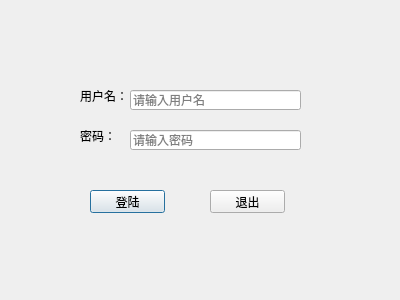
Above: windows/logindialog.ui from gaoteng17/Face_Recognition before the change. Below: the same form after it.
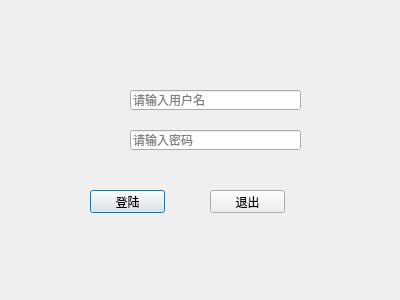
That is the form after the change. Icons and pictures are not drawn.

What changed in the file:
```diff
--- a/windows/logindialog.ui
+++ b/windows/logindialog.ui
@@ -13,6 +13,9 @@
   <property name="windowTitle">
    <string>Dialog</string>
   </property>
+  <property name="styleSheet">
+   <string notr="true">border-image: url(:/myimage/myimage/bbb.jpg)</string>
+  </property>
   <widget class="QPushButton" name="loginBtn">
    <property name="geometry">
     <rect>
@@ -44,12 +47,15 @@
     <rect>
      <x>80</x>
      <y>90</y>
-     <width>54</width>
-     <height>12</height>
+     <width>51</width>
+     <height>31</height>
     </rect>
    </property>
+   <property name="styleSheet">
+    <string notr="true">border-image: url(:/myimage/myimage/User.png)</string>
+   </property>
    <property name="text">
-    <string>用户名：</string>
+    <string/>
    </property>
   </widget>
   <widget class="QLabel" name="label_2">
@@ -57,12 +63,15 @@
     <rect>
      <x>80</x>
      <y>130</y>
-     <width>54</width>
-     <height>12</height>
+     <width>51</width>
+     <height>31</height>
     </rect>
    </property>
+   <property name="styleSheet">
+    <string notr="true">border-image: url(:/myimage/myimage/Lock.png)</string>
+   </property>
    <property name="text">
-    <string>密码：</string>
+    <string/>
    </property>
   </widget>
   <widget class="QLineEdit" name="usrLineEdit">
```
Left out of the diff: 12 changed lines with no effect on the pictures.
